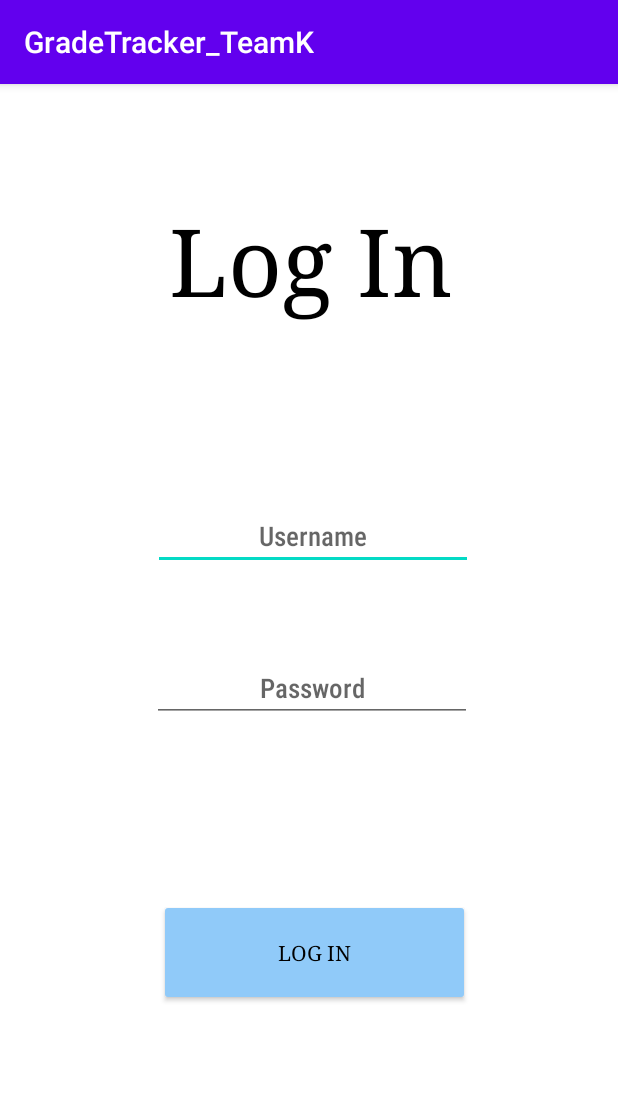
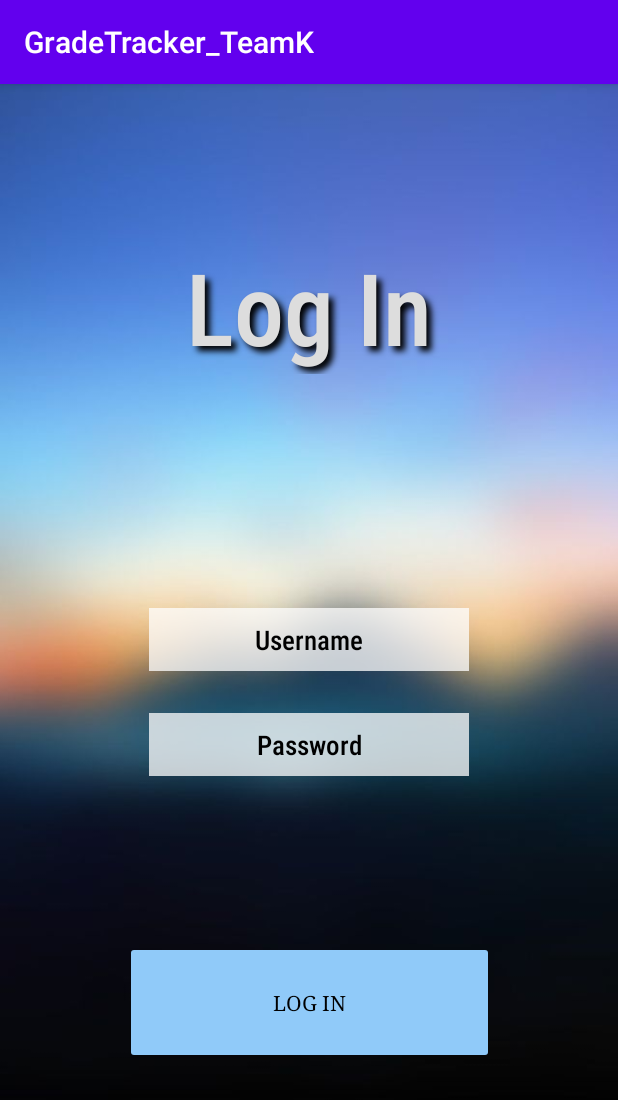
Before and after one commit to Voraphi/GradeTracker_TeamK, an Android app: the LoginPage screen opened directly, with no data from a screen before it, on a phone screen of 412 x 824 dp. Shown: the top 1100 px of the screen. Run offline under Robolectric (Android 15) with nearby library versions, the phone set to English and light mode, and no system bars; our stand-ins replace Room's generated code.

Commit message:
Login page updated.

```diff
--- a/app/src/main/AndroidManifest.xml
+++ b/app/src/main/AndroidManifest.xml
@@ -9,7 +9,8 @@
         android:roundIcon="@mipmap/ic_launcher_round"
         android:supportsRtl="true"
         android:theme="@style/AppTheme">
-        <activity android:name=".viewAllAssignmentsActivity"></activity>
+        <activity android:name=".Register"></activity>
+        <activity android:name=".viewAllAssignmentsActivity" />
         <activity android:name=".viewOverAllGradesActivity" />
         <activity android:name=".viewAllCoursesActivity" />
         <activity android:name=".HomePage" />
--- a/app/src/main/java/com/example/gradetracker_teamk/LoginPage.java
+++ b/app/src/main/java/com/example/gradetracker_teamk/LoginPage.java
@@ -1,6 +1,7 @@
 package com.example.gradetracker_teamk;
 
 import androidx.appcompat.app.AppCompatActivity;
+import androidx.room.Room;
 
 import android.content.Context;
 import android.content.Intent;
@@ -9,73 +10,57 @@ import android.view.View;
 import android.widget.Button;
 import android.widget.EditText;
 import android.widget.Toast;
+
+import com.example.gradetracker_teamk.Model.User;
+import com.example.gradetracker_teamk.db.AppDataBase;
+import com.example.gradetracker_teamk.db.UsersDAO;
+
 import java.util.ArrayList;
 import java.util.List;
 
 public class LoginPage extends AppCompatActivity {
-    private Button log_button;
-
+    UsersDAO db;
+    private Button log_in_button;
     private EditText username;
     private EditText password;
-
-
-    class User {
-        private String user;
-        private String pass;
-
-        public User(String user, String pass) {
-            this.user = user;
-            this.pass = pass;
-        }
-        public String getUser() {
-            return user;
-        }
-        public void setUser(String user) {
-            this.user = user;
-        }
-        public String getPass() {
-            return pass;
-        }
-        public void setPass(String pass) {
-            this.pass = pass;
-        }
-    }
-    public static List<User> users = new ArrayList<>();
 
     @Override
 
     protected void onCreate(Bundle savedInstanceState) {
         super.onCreate(savedInstanceState);
+        db = AppDataBase.getInstance(getApplicationContext()).getUsersDAO();
         setContentView(R.layout.activity_login_page);
-        users.add(new User("userone", "passone"));
-        users.add(new User("usertwo", "passtwo"));
-        users.add(new User("userthree", "passthree"));
 
-        log_button = findViewById(R.id.home_button);
+        log_in_button = findViewById(R.id.home_button);
         username = findViewById(R.id.home_text_view_2);
         password = findViewById(R.id.home_text_view_3);
+        getDataBase();
 
-        log_button.setOnClickListener(new View.OnClickListener() {
+        log_in_button.setOnClickListener(new View.OnClickListener() {
             @Override
             public void onClick(View v) {
+                String check_user;
+                String check_pass;
 
-                    Intent intent = new Intent(LoginPage.this, MainActivity.class);
+                check_user = username.getText().toString();
+                check_pass = password.getText().toString();
+
+                User current_user = db.verifyCreds(check_user, check_pass);
+
+                if(!(current_user == null)){
+                    Intent intent = new Intent(LoginPage.this, HomePage.class);
+                    intent.putExtra("userID", current_user.getUserId());
                     startActivity(intent);
+                } else {
+                    Toast.makeText(getApplicationContext(), "Incorrect credentials, try again.", Toast.LENGTH_LONG).show();
+                }
             }
         });
     }
-
-    boolean check_fields(EditText s1, EditText s2){
-        String str1 = s1.getText().toString();
-        String str2 = s2.getText().toString();
-        for(User i:users){
-            if (i.getUser().equals(str1)){
-                if(i.getPass().equals(str2)){
-                    return true;
-                }
-                return false;
-            }
-        }
-        return false;
+    private void getDataBase() {
+        db = Room.databaseBuilder(this, AppDataBase.class, AppDataBase.DB_NAME)
+                .allowMainThreadQueries()
+                .build()
+                .getUsersDAO();
     }
 }
--- a/app/src/main/java/com/example/gradetracker_teamk/MainActivity.java
+++ b/app/src/main/java/com/example/gradetracker_teamk/MainActivity.java
@@ -20,7 +20,7 @@ import com.example.gradetracker_teamk.db.UsersDAO;
 
 public class MainActivity extends AppCompatActivity {
 
-    UsersDAO db;
+    private UsersDAO db;
     private Button b1;
 
     @Override
--- a/app/src/main/java/com/example/gradetracker_teamk/db/UsersDAO.java
+++ b/app/src/main/java/com/example/gradetracker_teamk/db/UsersDAO.java
@@ -17,4 +17,10 @@ public interface UsersDAO {
     @Query("SELECT * FROM " + AppDataBase.USERS_TABLE + " WHERE userId = :userId")
     User getUserByUserId(int userId);
 
+    @Query("SELECT * FROM " + AppDataBase.USERS_TABLE + " WHERE username = :username and password = :password")
+    User verifyCreds(String username, String password);
+
+    @Query("SELECT password FROM " + AppDataBase.USERS_TABLE + " WHERE username = :username")
+    String getPassByUser(String username);
+
 }
--- a/app/src/main/res/layout/activity_login_page.xml
+++ b/app/src/main/res/layout/activity_login_page.xml
@@ -5,24 +5,30 @@
     android:layout_width="match_parent"
     android:layout_height="match_parent"
     android:animateLayoutChanges="false"
-    android:background="#FFFFFF"
+    android:background="@drawable/mobile_back"
     android:backgroundTintMode="add"
     android:hapticFeedbackEnabled="false"
     tools:context=".LoginPage">
 
+
     <TextView
+
         android:id="@+id/home_text_view_1"
-        android:layout_width="201dp"
-        android:layout_height="82dp"
-        android:layout_marginTop="76dp"
+        android:layout_width="236dp"
+        android:layout_height="89dp"
+        android:layout_marginTop="104dp"
         android:autoSizeTextType="uniform"
-        android:background="#FFFFFF"
-        android:fontFamily="serif"
+        android:background="#00EAE9EA"
+        android:fontFamily="sans-serif-condensed-medium"
         android:gravity="center"
+        android:shadowColor="#000000"
+        android:shadowDx="5"
+        android:shadowDy="5"
+        android:shadowRadius="5"
         android:text="@string/login_header"
-        android:textColor="#000000"
+        android:textColor="#DDDDDD"
         app:layout_constraintEnd_toEndOf="parent"
-        app:layout_constraintHorizontal_bias="0.507"
+        app:layout_constraintHorizontal_bias="0.5"
         app:layout_constraintStart_toStartOf="parent"
         app:layout_constraintTop_toTopOf="parent" />
 
@@ -30,7 +36,10 @@
         android:id="@+id/home_text_view_2"
         android:layout_width="213dp"
         android:layout_height="42dp"
-        android:layout_marginTop="124dp"
+        android:layout_marginTop="156dp"
+
+
+        android:background="#BFFFFFFF"
         android:ems="10"
         android:fontFamily="sans-serif-condensed-medium"
         android:gravity="center"
@@ -38,15 +47,17 @@
         android:inputType="textPersonName"
         android:shadowColor="#000000"
         android:textAllCaps="false"
+        android:textColor="#000000"
+        android:textColorHint="#000000"
         app:layout_constraintEnd_toEndOf="parent"
-        app:layout_constraintHorizontal_bias="0.512"
+        app:layout_constraintHorizontal_bias="0.5"
         app:layout_constraintStart_toStartOf="parent"
         app:layout_constraintTop_toBottomOf="@+id/home_text_view_1" />
 
     <Button
         android:id="@+id/home_button"
-        android:layout_width="207dp"
-        android:layout_height="71dp"
+        android:layout_width="246dp"
+        android:layout_height="82dp"
         android:backgroundTint="#90CAF9"
         android:fontFamily="serif"
         android:shadowColor="#95EF8F"
@@ -54,23 +65,26 @@
         android:textColor="#000000"
         app:layout_constraintBottom_toBottomOf="parent"
         app:layout_constraintEnd_toEndOf="parent"
-        app:layout_constraintHorizontal_bias="0.519"
+        app:layout_constraintHorizontal_bias="0.5"
         app:layout_constraintStart_toStartOf="parent"
         app:layout_constraintTop_toBottomOf="@+id/home_text_view_3"
-        app:layout_constraintVertical_bias="0.434" />
+        app:layout_constraintVertical_bias="0.491" />
 
     <EditText
         android:id="@+id/home_text_view_3"
-        android:layout_width="wrap_content"
-        android:layout_height="wrap_content"
-        android:layout_marginTop="56dp"
+        android:layout_width="213dp"
+        android:layout_height="42dp"
+        android:layout_marginTop="28dp"
+        android:background="#BFFFFFFF"
         android:ems="10"
         android:fontFamily="sans-serif-condensed-medium"
         android:gravity="center"
         android:hint="@string/login_input2"
         android:inputType="textPassword"
+        android:textColor="#000000"
+        android:textColorHint="#000000"
         app:layout_constraintEnd_toEndOf="parent"
-        app:layout_constraintHorizontal_bias="0.51"
+        app:layout_constraintHorizontal_bias="0.5"
         app:layout_constraintStart_toStartOf="parent"
         app:layout_constraintTop_toBottomOf="@+id/home_text_view_2" />
 
```
Also changed, not shown: app/src/main/java/com/example/gradetracker_teamk/Register.java (added, +19 -0 lines), app/src/main/res/layout/activity_register.xml (added, +60 -0 lines), app/src/main/res/drawable/mobile_back.jpg (added).
